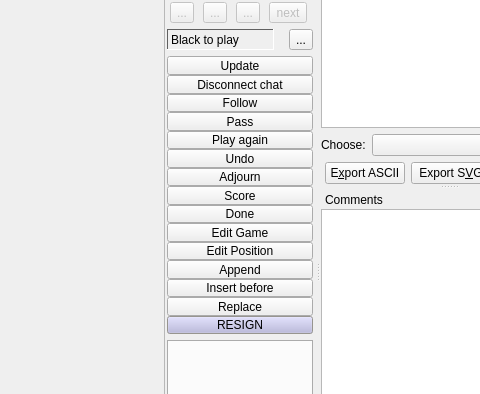
This is src/boardwindow_gui.ui in bernds/q5Go as Qt 5 draws it before an edit; both pictures show x 615 to 1095 and y 125 to 519 of the 1192 by 982 pixel window. The edited form follows.
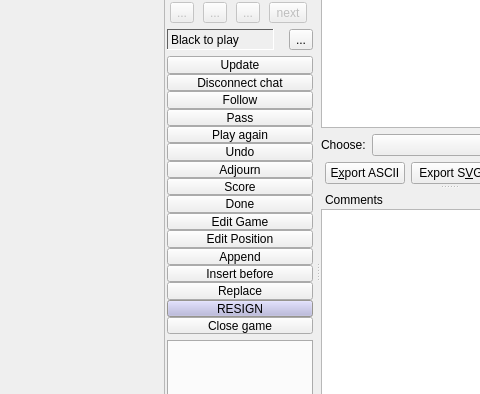
This is the edited form. Icons and pictures are not drawn. Custom widgets are drawn as their Qt base class.

Commit message:
Add more ways of closing a game in multi-observe
Allow the File|Close menu item, and add a new button to the side bar.

The edit to the form file:
```diff
--- a/src/boardwindow_gui.ui
+++ b/src/boardwindow_gui.ui
@@ -2295,6 +2295,13 @@
                    </property>
                   </widget>
                  </item>
+                 <item>
+                  <widget class="QPushButton" name="unobserveButton">
+                   <property name="text">
+                    <string>Close game</string>
+                   </property>
+                  </widget>
+                 </item>
                 </layout>
                </widget>
               </widget>
```
Left out of the diff: 1 changed line with no effect on the pictures. The commit also changes 3 other files.
